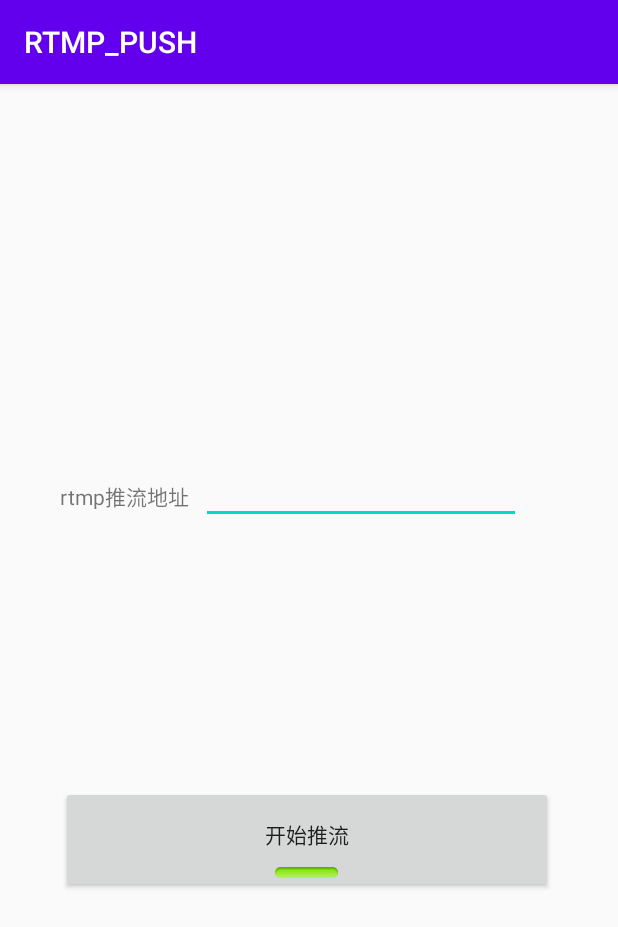
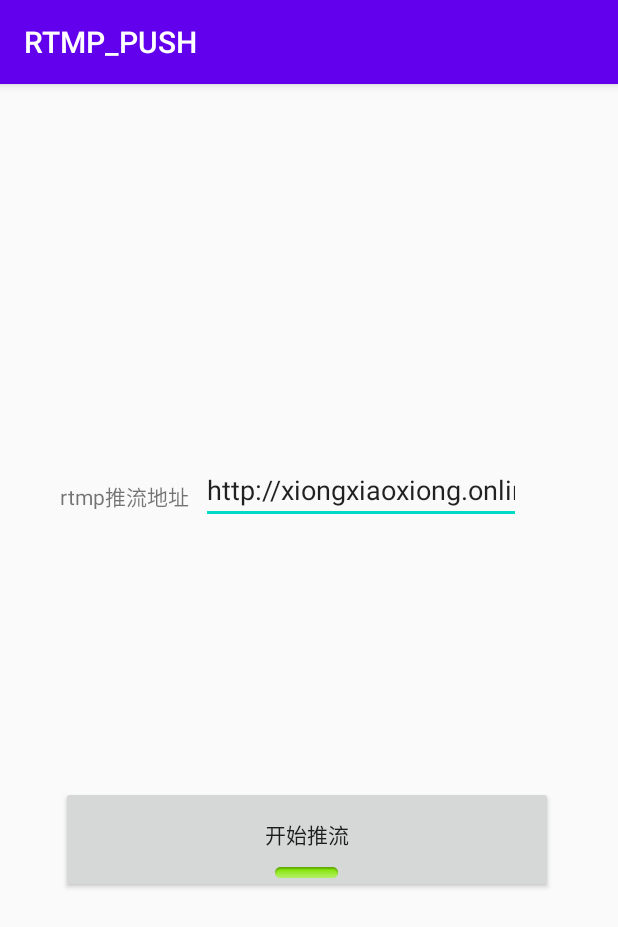
Before and after one commit to 503203440/RTMP_PUSH, an Android app: the screen it shows after launch (MainActivity), on a phone screen of 412 x 824 dp. Shown: the top 927 px of the screen. Run offline under Robolectric (Android 15) with nearby library versions, the phone set to English and light mode, and no system bars.

Commit message:
禁止屏幕旋转 增加点击事件

```diff
--- a/app/src/main/AndroidManifest.xml
+++ b/app/src/main/AndroidManifest.xml
@@ -1,5 +1,6 @@
 <?xml version="1.0" encoding="utf-8"?>
 <manifest xmlns:android="http://schemas.android.com/apk/res/android"
+    xmlns:tools="http://schemas.android.com/tools"
     package="com.example.myapplication">
 
     <application
@@ -9,7 +10,8 @@
         android:roundIcon="@mipmap/ic_launcher_round"
         android:supportsRtl="true"
         android:theme="@style/AppTheme">
-        <activity android:name=".MainActivity">
+        <activity android:name=".MainActivity" android:screenOrientation="portrait"
+            tools:ignore="LockedOrientationActivity">
             <intent-filter>
                 <action android:name="android.intent.action.MAIN" />
 
--- a/app/src/main/res/layout/activity_main.xml
+++ b/app/src/main/res/layout/activity_main.xml
@@ -26,6 +26,7 @@
         android:layout_marginLeft="8dp"
         android:layout_marginTop="248dp"
         android:ems="10"
+        android:text="@string/main_pushUrl"
         android:inputType="textPersonName"
         app:layout_constraintStart_toEndOf="@+id/textView"
         app:layout_constraintTop_toTopOf="parent" />
--- a/app/src/main/res/values/strings.xml
+++ b/app/src/main/res/values/strings.xml
@@ -2,4 +2,5 @@
     <string name="app_name">RTMP_PUSH</string>
     <string name="main_textView">rtmp推流地址</string>
     <string name="main_btn">开始推流</string>
+    <string name="main_pushUrl">http://xiongxiaoxiong.online/live/gpai/livestream?token=123</string>
 </resources>
```
Also changed, not shown: app/src/main/java/com/example/myapplication/MainActivity.java (+11 -0 lines).
